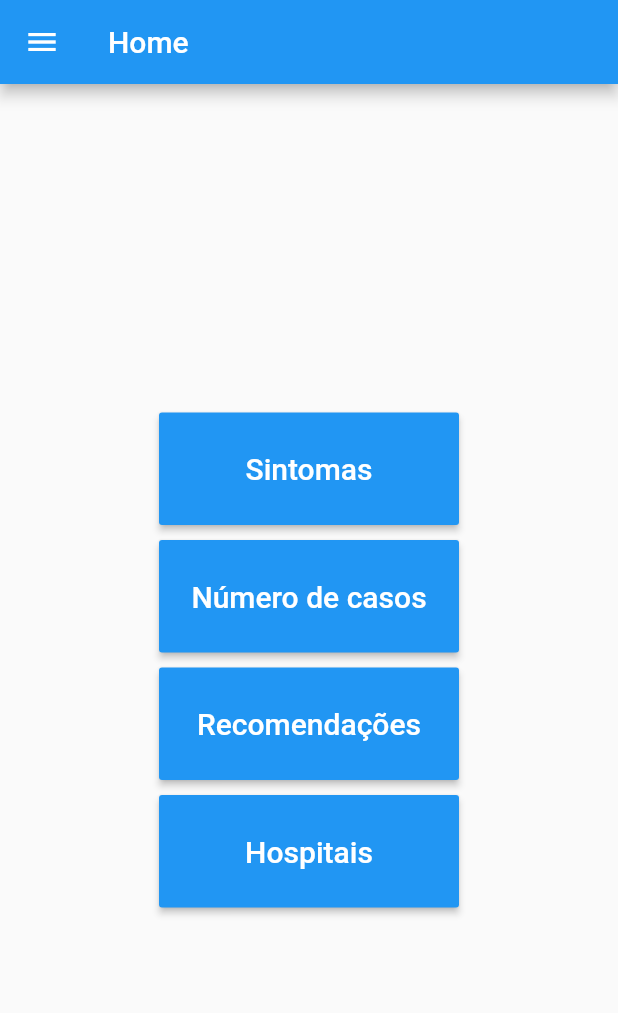
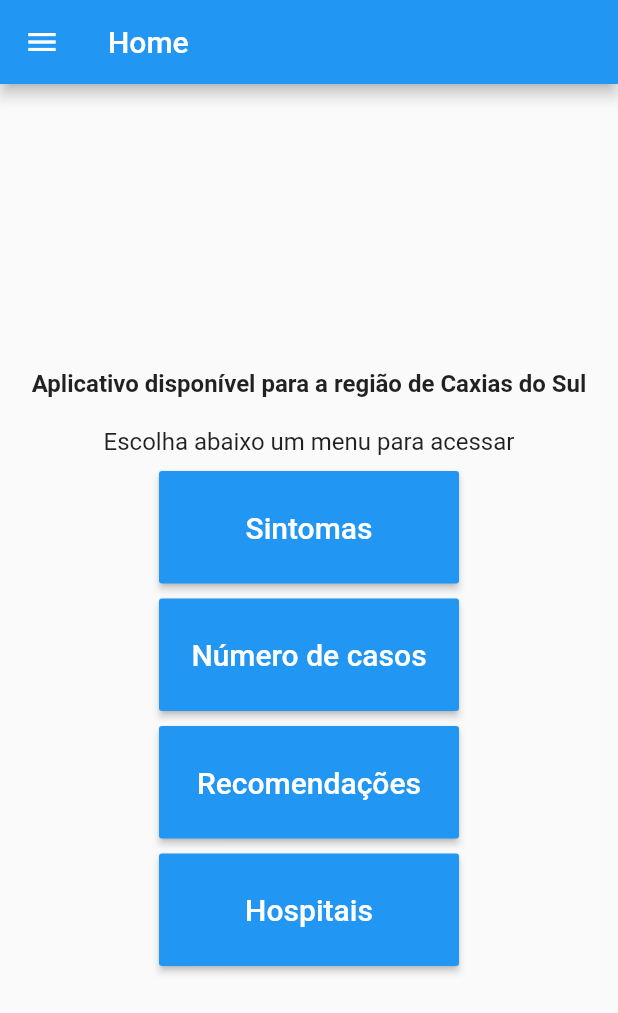
Before and after one commit to Adrieldf/CovidInfoHelper, a Flutter app: the screen it shows after launch, on a phone screen of 412 x 824 dp. Shown: the top 1013 px of the screen. Run offline on Flutter 3.47's test engine with Material 2 defaults, Android fonts, the phone set to English and light mode, and no system bars.

Commit message:
main menu info texts

```diff
--- a/lib/main.dart
+++ b/lib/main.dart
@@ -127,6 +127,21 @@ class _MyHomePageState extends State<MyHomePage> {
         child: Column(
           mainAxisAlignment: MainAxisAlignment.center,
           children: <Widget>[
+            Padding(
+              padding: EdgeInsets.all(10),
+              child: Text("Aplicativo disponível para a região de Caxias do Sul",
+              style: new TextStyle(
+                fontSize: 16,
+                fontWeight: FontWeight.bold,
+              )),
+            ),
+            Padding(
+              padding: EdgeInsets.all(10),
+              child: Text("Escolha abaixo um menu para acessar",
+              style: new TextStyle(
+                fontSize: 16,
+              )),
+            ),
             SizedBox(
               width: 200,
               height: 75,
```
